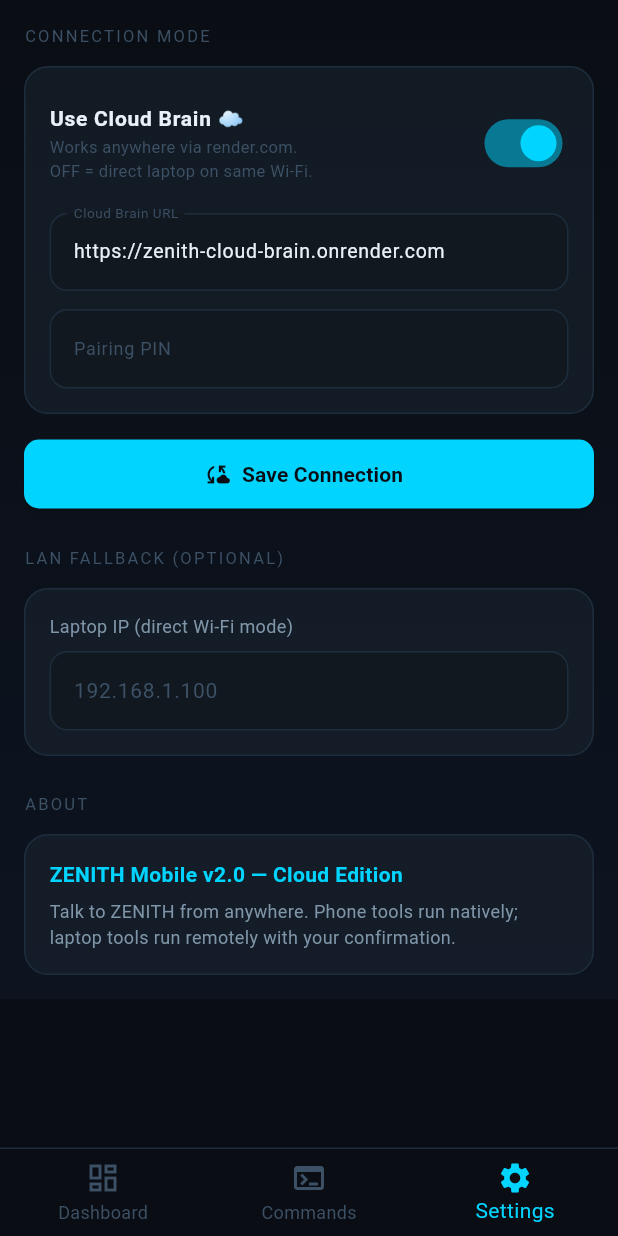
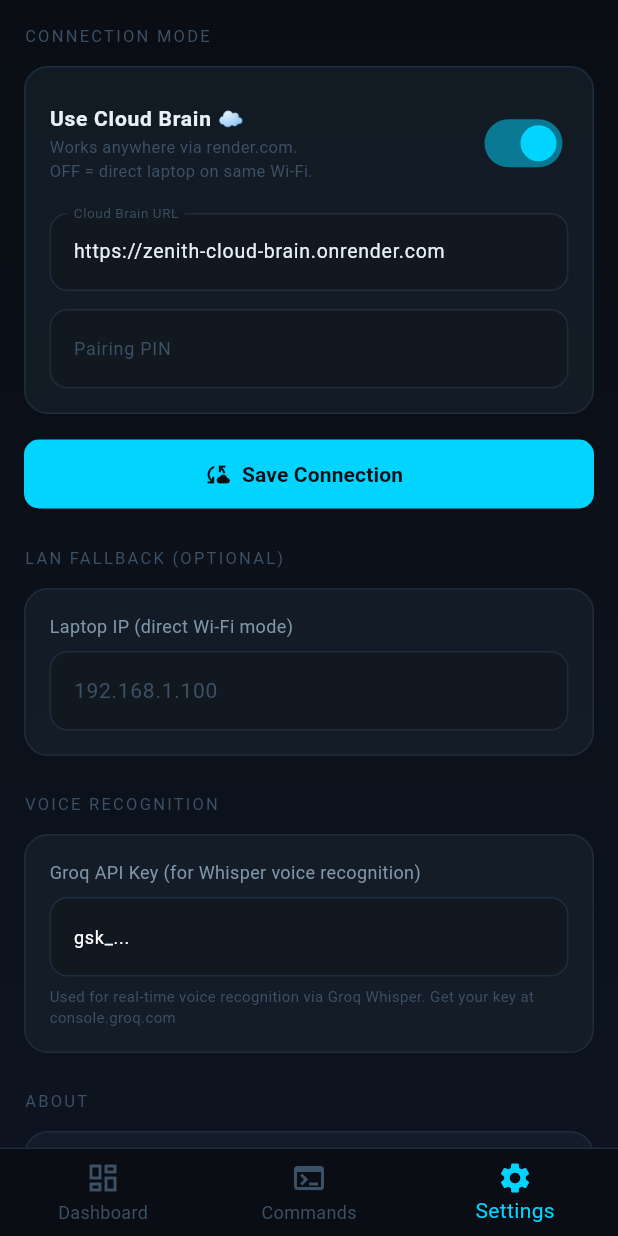
Before and after one commit to lalitmanjunatha/ZENITH, a Flutter app: the screen it shows after launch, item 3 of the bottom bar chosen, on a phone screen of 412 x 824 dp. Run offline on Flutter 3.47's test engine with Material 3 defaults, Android fonts, the phone set to English and light mode, and no system bars; our stand-ins replace connectivity_plus, device_info_plus, flutter_contacts, flutter_local_notifications, flutter_tts, geolocator and 5 more; missing offline and left inert: android_intent_plus; network calls fail.

Commit message:
REWRITE: Voice uses raw AudioRecord + Groq Whisper - zero chime, zero loops
Root cause of all voice issues: speech_to_text wraps Android SpeechRecognizer
which plays a system chime on every listen() call and has forced ~60s timeouts
that cause infinite restart loops.

New architecture (like WhatsApp):
- Kotlin AudioRecord captures raw PCM (16kHz, 16-bit mono) via existing zenith_pcm EventChannel
- Dart buffers 4s of audio, converts to WAV, sends to Groq Whisper API
- Groq returns transcribed text, checked for ZENITH wake word
- NO speech_to_text package - NO system chime - NO session timeouts - NO loops

Changes:
- New: whisper_service.dart (PCM capture + WAV conversion + Groq API)
- New: whisper_listening_service.dart (wake word detection + command extraction)
- Settings: added Groq API Key field for voice recognition
- Dashboard: uses WhisperListeningService instead of AlwaysListeningService
- Removed speech_to_text dependency

APK: 184 MB

```diff
--- a/mobile_app/lib/screens/settings_screen.dart
+++ b/mobile_app/lib/screens/settings_screen.dart
@@ -16,6 +16,7 @@
   final _cloudUrlController = TextEditingController();
   final _pinController = TextEditingController();
   final _hostController = TextEditingController();
+  final _groqKeyController = TextEditingController();
   bool _useCloud = true;
   String _savedMsg = '';
 
@@ -33,6 +34,7 @@
           prefs.getString('zenith_cloud_url') ?? 'https://zenith-cloud-brain.onrender.com';
       _pinController.text = prefs.getString('zenith_pin') ?? '';
       _hostController.text = prefs.getString('laptop_host') ?? '';
+      _groqKeyController.text = prefs.getString('groq_api_key') ?? '';
     });
   }
 
@@ -44,6 +46,7 @@
     await prefs.setBool('zenith_use_cloud', _useCloud);
     await prefs.setString('zenith_cloud_url', url);
     await prefs.setString('zenith_pin', pinVal);
+    await prefs.setString('groq_api_key', _groqKeyController.text.trim());
     if (host.isNotEmpty) {
       await prefs.setString('laptop_host', host);
       widget.bridge.host = host;
@@ -153,6 +156,36 @@
             ),
           ),
           SizedBox(height: 24),
+          Text('VOICE RECOGNITION',
+              style: TextStyle(
+                  color: JTheme.textMuted, fontSize: 11, letterSpacing: 1.5)),
+          SizedBox(height: 12),
+          Container(
+            padding: EdgeInsets.all(16),
+            decoration: JTheme.glassCard(),
+            child: Column(
+              crossAxisAlignment: CrossAxisAlignment.start,
+              children: [
+                Text('Groq API Key (for Whisper voice recognition)',
+                    style: TextStyle(color: JTheme.textSecondary, fontSize: 12)),
+                SizedBox(height: 8),
+                TextField(
+                  controller: _groqKeyController,
+                  obscureText: true,
+                  style: TextStyle(color: JTheme.textPrimary, fontSize: 14),
+                  decoration: InputDecoration(
+                    hintText: 'gsk_...',
+                    hintStyle: TextStyle(fontSize: 12),
+                  ),
+                ),
+                SizedBox(height: 6),
+                Text('Used for real-time voice recognition via Groq Whisper. '
+                    'Get your key at console.groq.com',
+                    style: TextStyle(color: JTheme.textMuted, fontSize: 10)),
+              ],
+            ),
+          ),
+          SizedBox(height: 24),
           Text('ABOUT',
               style: TextStyle(
                   color: JTheme.textMuted, fontSize: 11, letterSpacing: 1.5)),
--- a/mobile_app/pubspec.yaml
+++ b/mobile_app/pubspec.yaml
@@ -9,7 +9,7 @@
   flutter:
     sdk: flutter
   http: ^1.1.0
-  speech_to_text: ^7.0.0
+  path_provider: ^2.1.0
   flutter_local_notifications: ^17.0.0
   shared_preferences: ^2.2.0
   cupertino_icons: ^1.0.6
```
Also changed, not shown: mobile_app/lib/screens/dashboard_screen.dart (+4 -11 lines), mobile_app/lib/services/whisper_listening_service.dart (added, +118 -0 lines), mobile_app/lib/services/whisper_service.dart (added, +125 -0 lines), mobile_app/pubspec.lock, 3 other files.
